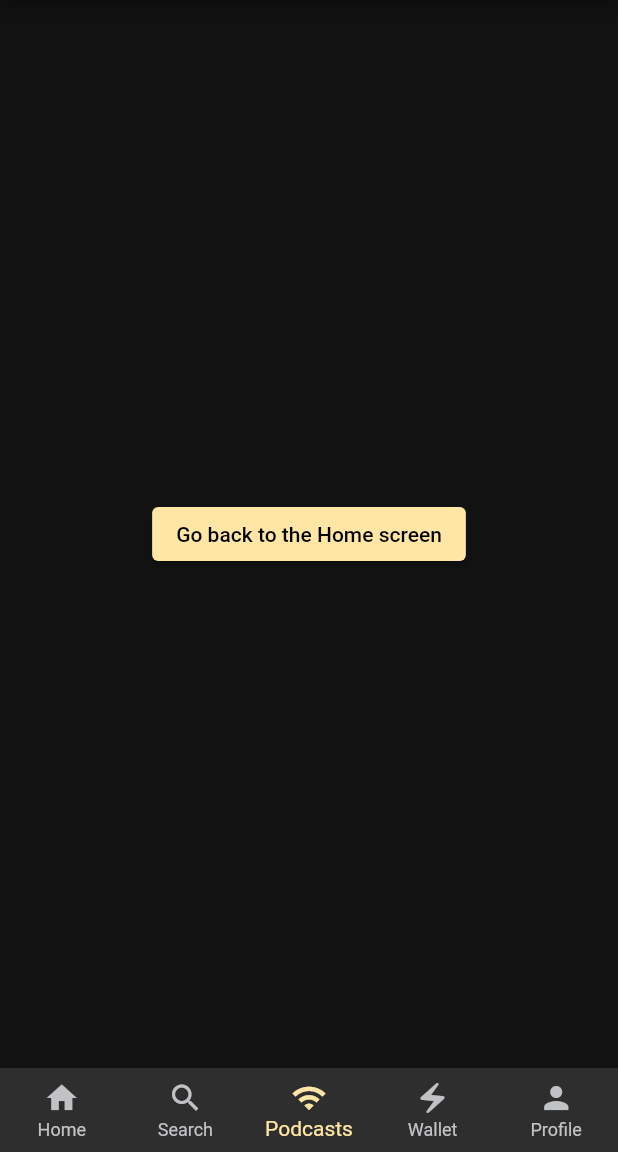
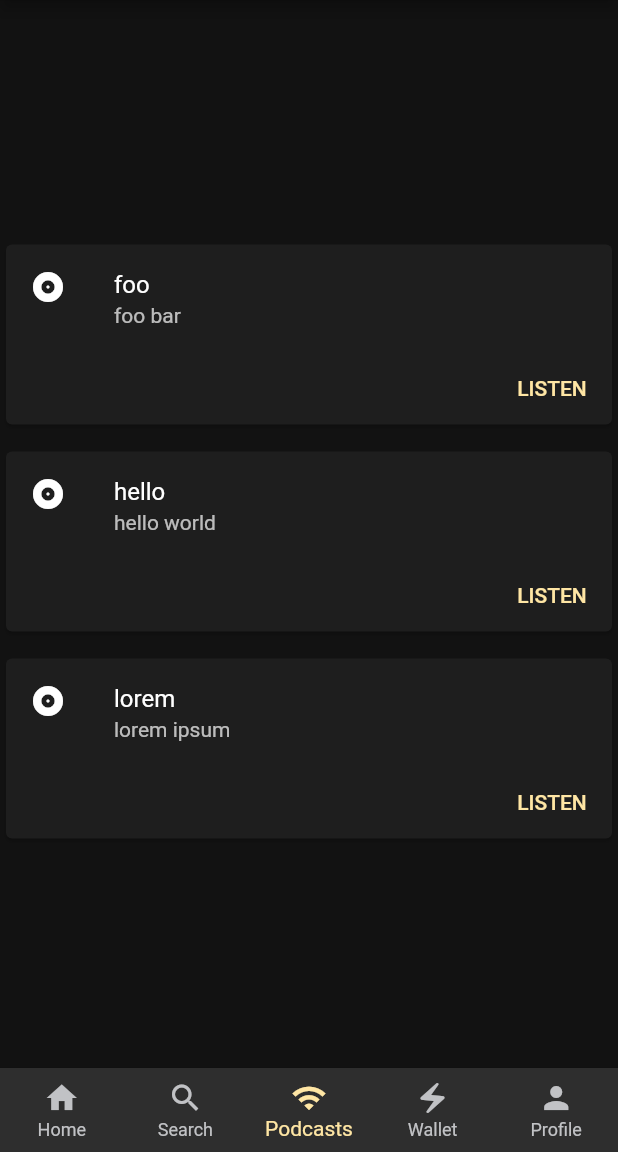
Before and after one commit to jowo-io/flutter-web-app-phase-1, a Flutter app: the screen it shows after launch, item 3 of the bottom bar chosen, on a phone screen of 412 x 824 dp, the part 84-1236 px from its top. Run offline on Flutter 3.47's test engine with Material 2 defaults, Android fonts, the phone set to English and light mode, and no system bars; our stand-ins replace go_router.

Commit message:
adding path arguments using go_router and wiring it into a basic podcasts screen

```diff
--- a/lib/main.dart
+++ b/lib/main.dart
@@ -33,7 +33,7 @@ final GoRouter _router = GoRouter(
         GoRoute(
           path: 'podcasts',
           builder: (BuildContext context, GoRouterState state) {
-            return const GenericScreen(name: "podcasts");
+            return const PodcastsScreen();
           },
         ),
         GoRoute(
@@ -47,6 +47,13 @@ final GoRouter _router = GoRouter(
           builder: (BuildContext context, GoRouterState state) {
             return const GenericScreen(name: "profile");
           },
+        ),
+        GoRoute(
+          path: 'podcasts/:showId',
+          builder: (context, state) => GenericScreen(
+            name: 'podcasts',
+            id: state.pathParameters["showId"]!,
+          ),
         ),
       ],
     ),
@@ -89,14 +96,17 @@ class HomeScreen extends StatelessWidget {
               onPressed: () => context.go('/search'),
               child: const Text('Go to the Search screen'),
             ),
+            const SizedBox(height: 10),
             ElevatedButton(
               onPressed: () => context.go('/podcasts'),
               child: const Text('Go to the Podcasts screen'),
             ),
+            const SizedBox(height: 10),
             ElevatedButton(
               onPressed: () => context.go('/wallet'),
               child: const Text('Go to the Wallet screen'),
             ),
+            const SizedBox(height: 10),
             ElevatedButton(
               onPressed: () => context.go('/profile'),
               child: const Text('Go to the Profile screen'),
@@ -109,9 +119,76 @@ class HomeScreen extends StatelessWidget {
   }
 }
 
+class PodcastsScreen extends StatelessWidget {
+  const PodcastsScreen({super.key});
+
+  @override
+  Widget build(BuildContext context) {
+    return Scaffold(
+      appBar: AppBar(title: Text("podcasts")),
+      body: Center(
+        child: Column(
+          mainAxisAlignment: MainAxisAlignment.center,
+          children: <Widget>[
+            const SizedBox(height: 10),
+            const CardExample(title: "foo", subtitle: "foo bar", id: "foo"),
+            const SizedBox(height: 10),
+            const CardExample(
+                title: "hello", subtitle: "hello world", id: "hello"),
+            const SizedBox(height: 10),
+            const CardExample(
+                title: "lorem", subtitle: "lorem ipsum", id: "lorem"),
+          ],
+        ),
+      ),
+      bottomNavigationBar: BottomNavBar(name: "podcasts"),
+    );
+  }
+}
+
+class CardExample extends StatelessWidget {
+  const CardExample(
+      {super.key,
+      required this.title,
+      required this.subtitle,
+      required this.id});
+  final String title;
+  final String subtitle;
+  final String id;
+
+  @override
+  Widget build(BuildContext context) {
+    return Center(
+      child: Card(
+        child: Column(
+          mainAxisSize: MainAxisSize.min,
+          children: <Widget>[
+            ListTile(
+              leading: const Icon(Icons.album),
+              title: Text(title),
+              subtitle: Text(subtitle),
+            ),
+            Row(
+              mainAxisAlignment: MainAxisAlignment.end,
+              children: <Widget>[
+                TextButton(
+                  child: const Text('LISTEN'),
+                  onPressed: () => context.go('/podcasts/$id'),
+                ),
+                const SizedBox(width: 8),
+              ],
+            ),
+          ],
+        ),
+      ),
+    );
+  }
+}
+
 class GenericScreen extends StatelessWidget {
-  const GenericScreen({super.key, required this.name});
+  const GenericScreen({super.key, required this.name, this.id});
   final String name;
+  final String? id;
 
   @override
   Widget build(BuildContext context) {
@@ -120,11 +197,8 @@ class GenericScreen extends StatelessWidget {
       body: Center(
         child: Column(
           mainAxisAlignment: MainAxisAlignment.center,
-          children: <ElevatedButton>[
-            ElevatedButton(
-              onPressed: () => context.go('/'),
-              child: const Text('Go back to the Home screen'),
-            ),
+          children: <Widget>[
+            Text(id != null ? '$name $id' : (name)),
           ],
         ),
       ),
```
